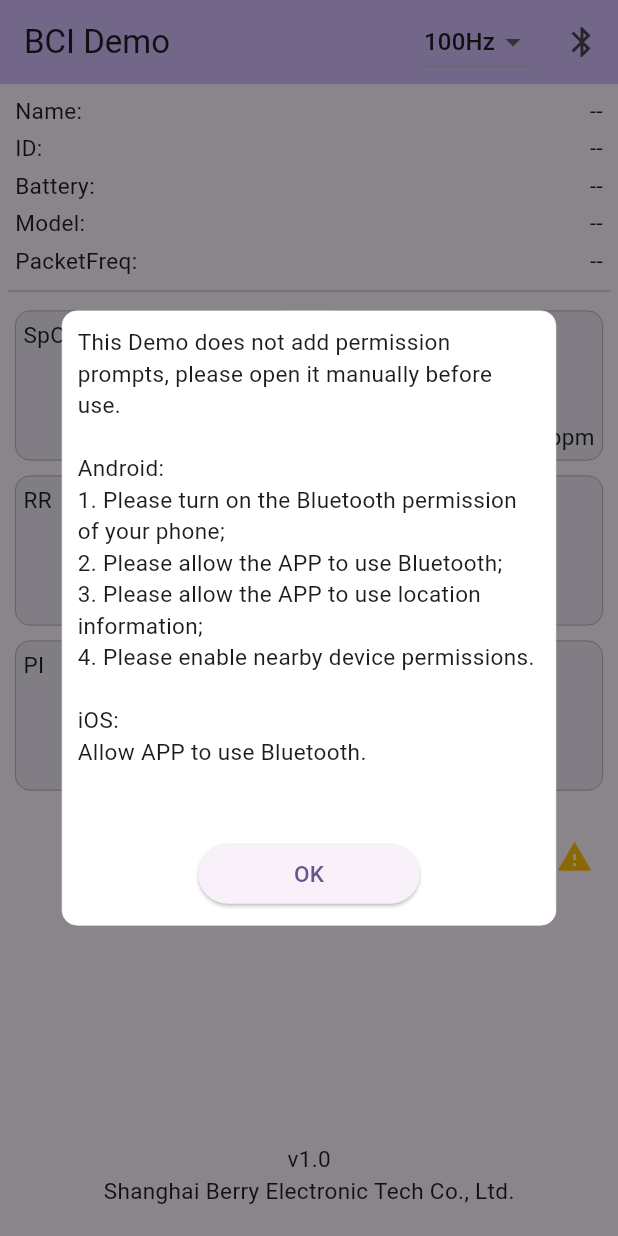
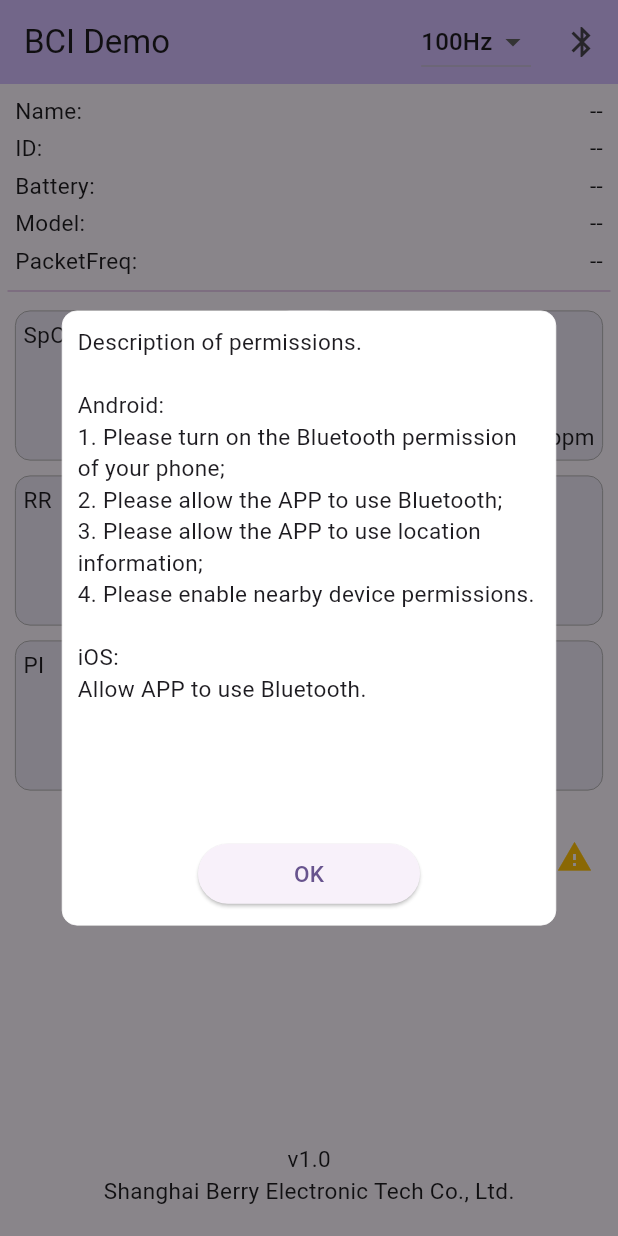
Before and after one commit to mz-myfc/bci_demo, a Flutter app: the screen it shows after launch, after a tap on the "warning" icon, on a phone screen of 412 x 824 dp. Run offline on Flutter 3.47's test engine with Material 3 defaults, Android fonts, the phone set to English and light mode, and no system bars; our stand-ins replace flutter_smart_dialog, permission_handler, wakelock_plus; missing offline and left inert: app_settings, flutter_reactive_ble.

Commit message:
1.Check Permission 2.Upgrade Gradle

```diff
--- a/lib/home.dart
+++ b/lib/home.dart
@@ -1,6 +1,8 @@
 import 'package:flutter/material.dart';
+import 'package:wakelock_plus/wakelock_plus.dart';
 
 import 'utils/ble/ble_helper.dart';
+import 'utils/ble/permission.dart';
 import 'utils/helper.dart';
 import 'utils/notice.dart';
 import 'utils/parse/berry_protocol_v1.4/berry_protocol_v1.4.dart';
@@ -23,7 +25,10 @@ class _HomePageState extends State<HomePage> {
 
   @override
   void initState() {
+    WakelockPlus.enable();
     Helper.h.startTimer();
+    Future.delayed(
+        const Duration(seconds: 1), () async => await Ble.helper.bleState());
     super.initState();
   }
 
@@ -43,7 +48,7 @@ class _HomePageState extends State<HomePage> {
               value: _selectedItem,
               onChanged: _onChanged,
               borderRadius: const BorderRadius.all(Radius.circular(10.0)),
-              items: ['1Hz', '50Hz', '100Hz', '200Hz', 'Stop'].map((v) {
+              items: ['1Hz', '50Hz', '100Hz', '200Hz', 'Stop', 'BCI', 'BERRY'].map((v) {
                 return DropdownMenuItem<String>(
                   value: v,
                   child: Text(v),
@@ -53,7 +58,7 @@ class _HomePageState extends State<HomePage> {
             const SizedBox(width: 10),
             IconButton(
               icon: const Icon(Icons.bluetooth),
-              onPressed: () => Ble.helper.startScan(),
+              onPressed: () => PermissionHelper.helper.scanBluetooth(),
             ),
           ],
         ),
@@ -112,6 +117,7 @@ class _HomePageState extends State<HomePage> {
 
   @override
   void dispose() {
+    WakelockPlus.disable();
     Helper.h.stopTimer();
     super.dispose();
   }
--- a/lib/utils/notice.dart
+++ b/lib/utils/notice.dart
@@ -2,8 +2,7 @@ import 'package:flutter/material.dart';
 import 'package:flutter/services.dart';
 
 class InheritedProvider<T> extends InheritedWidget {
-  const InheritedProvider({Key? key, required this.data, required Widget child})
-      : super(key: key, child: child);
+  const InheritedProvider({super.key, required this.data, required super.child});
   final T data;
 
   @override
@@ -11,9 +10,7 @@ class InheritedProvider<T> extends InheritedWidget {
 }
 
 class ChangeNotifierProvider<T extends ChangeNotifier> extends StatefulWidget {
-  const ChangeNotifierProvider(
-      {Key? key, required this.data, required this.child})
-      : super(key: key);
+  const ChangeNotifierProvider({super.key, required this.data, required this.child});
   final T data;
   final Widget child;
 
@@ -69,7 +66,7 @@ class _ChangeNotifierProviderState<T extends ChangeNotifier>
 }
 
 class Consumer<T> extends StatelessWidget {
-  const Consumer({Key? key, required this.builder}) : super(key: key);
+  const Consumer({super.key, required this.builder});
   final Widget Function(BuildContext context, T value) builder;
 
   @override
--- a/lib/utils/parse/bci_rr_af_protocol_v1.0/bci_rr_af_protocol_v1.0.dart
+++ b/lib/utils/parse/bci_rr_af_protocol_v1.0/bci_rr_af_protocol_v1.0.dart
@@ -83,12 +83,6 @@ class BciRrAfProtocol {
     }
   }
 
-  //Calculating PR (BM1000A-I)
-  int _cPr(int one, int two, int three) {
-    int pr = ((one & 0x40) << 1) | (two & 0x7F) | ((three & 0x01) << 8);
-    return min(max(0, pr), 250);
-  }
-
   //Calculation of AF (Atrial Fibrillation)
   int _cAf(int sixBits, int sevenBits) {
     int af = ((sixBits & 0x7F) + ((sevenBits & 0x3F) * 128)).toInt();
--- a/lib/utils/parse/berry_protocol_v1.4/berry_protocol_v1.4.dart
+++ b/lib/utils/parse/berry_protocol_v1.4/berry_protocol_v1.4.dart
@@ -98,6 +98,12 @@ class BerryProtocol {
       case 'Stop':
         hex = [0xf6];
         break;
+      case 'BCI':
+        hex = [0xe0];
+        break;
+      case 'BERRY':
+        hex = [0xe1];
+        break;
     }
     Ble.helper.write(hex);
   }
--- a/lib/utils/pop/loading.dart
+++ b/lib/utils/pop/loading.dart
@@ -6,7 +6,7 @@ import 'package:flutter/material.dart';
  * @date 2023/11/20 14:56
  */
 class LoadAnimation extends StatefulWidget {
-  const LoadAnimation({Key? key, this.msg}) : super(key: key);
+  const LoadAnimation({super.key, this.msg});
   final String? msg;
 
   @override
--- a/lib/utils/pop/toast.dart
+++ b/lib/utils/pop/toast.dart
@@ -6,7 +6,7 @@ import 'package:flutter/material.dart';
  * @date 2023/11/20 14:56
  */
 class ToastPop extends StatelessWidget {
-  const ToastPop({Key? key, required this.msg}) : super(key: key);
+  const ToastPop({super.key, required this.msg});
   final String msg;
 
   @override
--- a/lib/utils/tips.dart
+++ b/lib/utils/tips.dart
@@ -22,7 +22,7 @@ class Tips extends StatelessWidget {
         child: Column(
           children: [
             const Text(
-              'This Demo does not add permission prompts, please open it manually before use. \n\n'
+              'Description of permissions. \n\n'
               'Android:\n'
               '1. Please turn on the Bluetooth permission of your phone;\n'
               '2. Please allow the APP to use Bluetooth;\n'
```
Also changed, not shown: lib/utils/ble/permission.dart (added, +98 -0 lines), lib/utils/helper.dart (+16 -6 lines), pubspec.yaml (+7 -3 lines), pubspec.lock, 8 other files.
